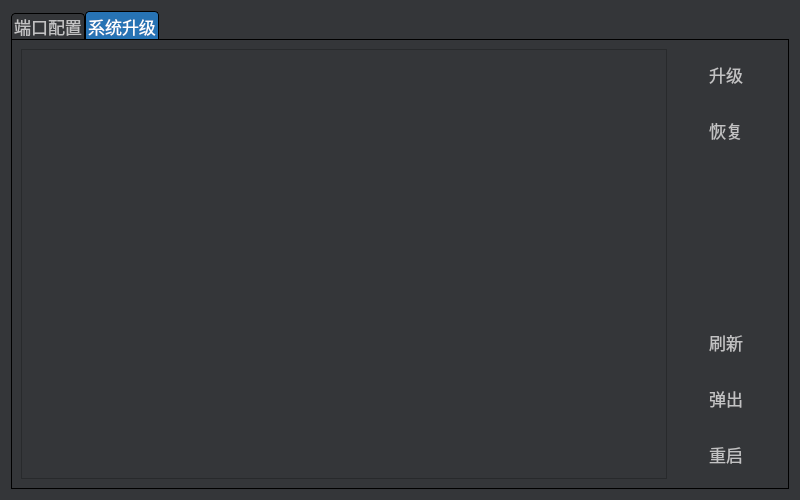
First picture: the form in frm_manufacturer.ui, repository eeyoo/yunsheng, before the edit.
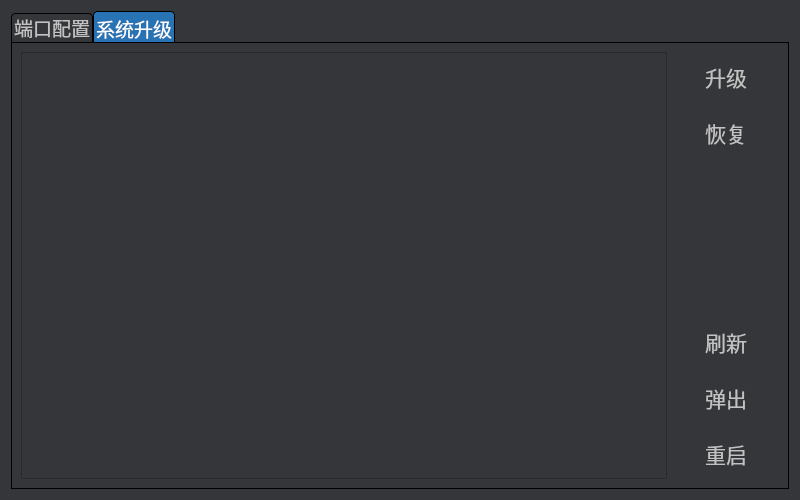
Second picture: the form after the edit. Icons and pictures are not drawn.

The edit to the form file:
```diff
--- a/frm_manufacturer.ui
+++ b/frm_manufacturer.ui
@@ -15,7 +15,7 @@
   </property>
   <property name="styleSheet">
    <string notr="true">*{
-font: 13pt;
+font: 14pt;
 font-family: &quot;微软雅黑&quot;;
 }
 
@@ -56,6 +56,7 @@
 
 QPushButton {
 border: no;
+font: 16pt;
 outline: no;
 min-width: 106px;
 min-height: 50px;
```
Left out of the diff: 1 changed line with no effect on the pictures.
